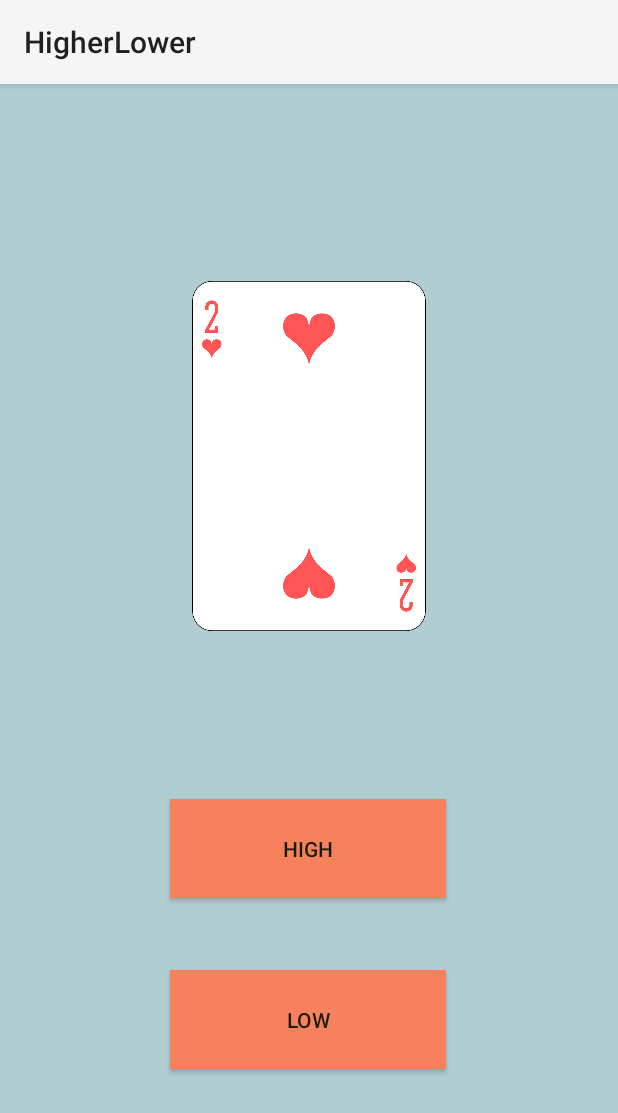
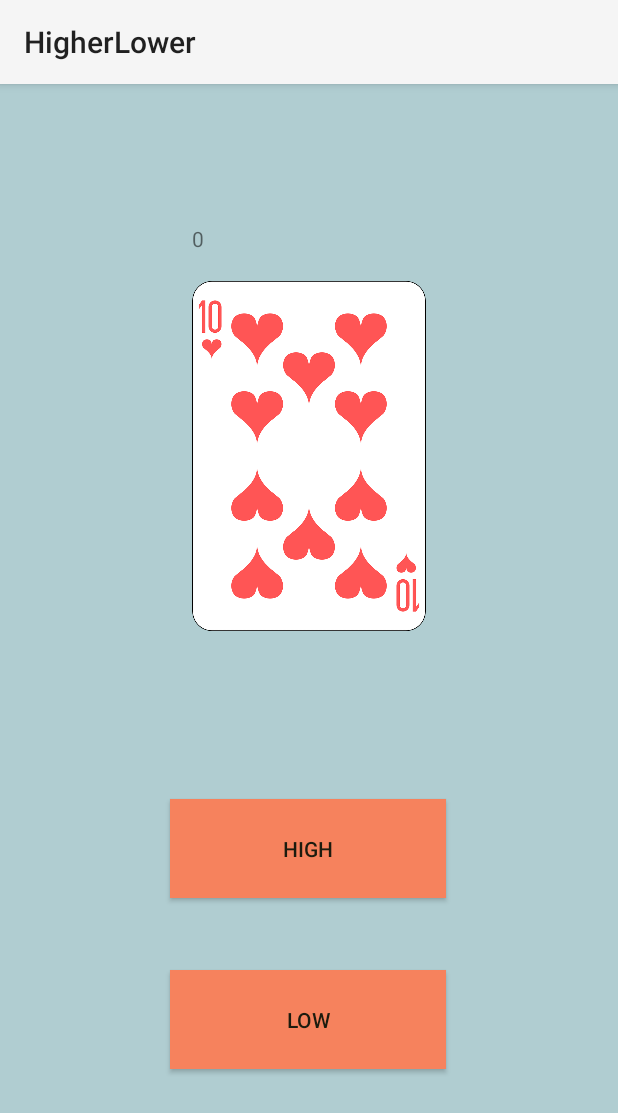
Before and after one commit to kevinzett/HighLow, an Android app: the screen it shows after launch (MainActivity), on a phone screen of 412 x 824 dp. Shown: the top 1113 px of the screen. Run offline under Robolectric (Android 15) with nearby library versions, the phone set to English and light mode, and no system bars.

Commit message:
created a newActivity

```diff
--- a/app/src/main/java/com/example/higherlowerinluppg/Card.kt
+++ b/app/src/main/java/com/example/higherlowerinluppg/Card.kt
@@ -1,7 +1,15 @@
 package com.example.higherlowerinluppg
 
+import android.view.View
 import android.widget.ImageView
+import java.util.*
 
-class Card(var value: Int, var image: ImageView) {
+class Card(var value: Int, var image: Int) {
+
 
 }
+
+    fun onHigh(view: View) {
+
+
+}
--- a/app/src/main/java/com/example/higherlowerinluppg/MainActivity.kt
+++ b/app/src/main/java/com/example/higherlowerinluppg/MainActivity.kt
@@ -2,18 +2,85 @@ package com.example.higherlowerinluppg
 
 import androidx.appcompat.app.AppCompatActivity
 import android.os.Bundle
+import android.view.View
 import android.widget.ImageView
+import android.widget.TextView
+import java.lang.Math.random
+import java.util.*
 
 class MainActivity : AppCompatActivity() {
     lateinit var imageView: ImageView
+    lateinit var textView: TextView
+
+    val cardList = listOf<Card>(Card(2, R.drawable.two),
+        Card(3, R.drawable.three),
+        Card(4, R.drawable.four),
+        Card(5, R.drawable.five),
+        Card(6, R.drawable.six),
+        Card(7, R.drawable.seven),
+        Card(8, R.drawable.eigth),
+        Card(9, R.drawable.nine),
+        Card(10, R.drawable.ten),
+        Card(11, R.drawable.knekt),
+        Card(12, R.drawable.dam),
+        Card(13, R.drawable.kung),
+        Card(1, R.drawable.ess))
+
+    var randomCard = cardList.random()
+    var cardValue = randomCard.value
+    var cardImage = randomCard.image
+    var currentScore = 0
+    var newCardValue = randomCard.value
+
     override fun onCreate(savedInstanceState: Bundle?) {
         super.onCreate(savedInstanceState)
         setContentView(R.layout.activity_main)
         imageView = findViewById(R.id.imageView)
+        textView = findViewById(R.id.textView)
 
-        val cardList = mutableListOf<Card>()
 
-        var two = Card(2, imageView)
+        newCard()
+
+        //val currentCard =
+
+
 
     }
+
+    fun newCard(){
+        randomCard = cardList.random()
+        cardValue = randomCard.value
+        cardImage = randomCard.image
+        imageView.setImageResource(cardImage)
+
+    }
+
+    fun onHigher(view: View){
+        val newCardValue = randomCard.value
+        newCard()
+        //newCardValue = randomCard.value
+        if(cardValue >= newCardValue) {
+            currentScore++
+            textView.text = currentScore.toString()
+        } else {
+            currentScore--
+            textView.text = currentScore.toString()
+        }
+    }
+
+    fun onLower(view: View) {
+        val newCardValue = randomCard.value
+        newCard()
+        if(cardValue <= newCardValue) {
+            currentScore++
+            textView.text = currentScore.toString()
+        } else {
+            currentScore--
+            textView.text = currentScore.toString()
+        }
+    }
+
+
+
+
 }
--- a/app/src/main/res/layout/activity_main.xml
+++ b/app/src/main/res/layout/activity_main.xml
@@ -23,6 +23,7 @@
         android:layout_width="184dp"
         android:layout_height="66dp"
         android:background="#F6825D"
+        android:onClick="onHigher"
         android:text="High"
         android:textColor="#1C1B0E"
         app:layout_constraintBottom_toBottomOf="parent"
@@ -37,6 +38,7 @@
         android:layout_width="184dp"
         android:layout_height="66dp"
         android:background="#F6825D"
+        android:onClick="onLower"
         android:text="Low"
         android:textColor="#1C1B0E"
         app:layout_constraintBottom_toBottomOf="parent"
@@ -45,4 +47,15 @@
         app:layout_constraintStart_toStartOf="parent"
         app:layout_constraintTop_toBottomOf="@+id/imageView"
         app:layout_constraintVertical_bias="0.669" />
+
+    <TextView
+        android:id="@+id/textView"
+        android:layout_width="wrap_content"
+        android:layout_height="wrap_content"
+        android:layout_marginStart="128dp"
+        android:text="0"
+        app:layout_constraintBottom_toTopOf="@+id/imageView"
+        app:layout_constraintStart_toStartOf="parent"
+        app:layout_constraintTop_toTopOf="parent"
+        app:layout_constraintVertical_bias="0.836" />
 </androidx.constraintlayout.widget.ConstraintLayout>
```
Also changed, not shown: app/src/main/java/com/example/higherlowerinluppg/finalScoreActivity.kt (added, +11 -0 lines), app/src/main/res/layout/activity_final_score.xml (added, +9 -0 lines).
